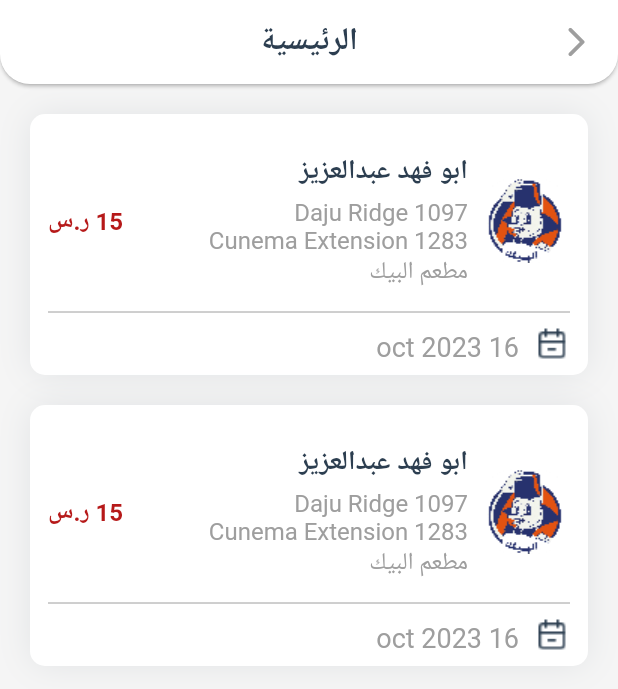
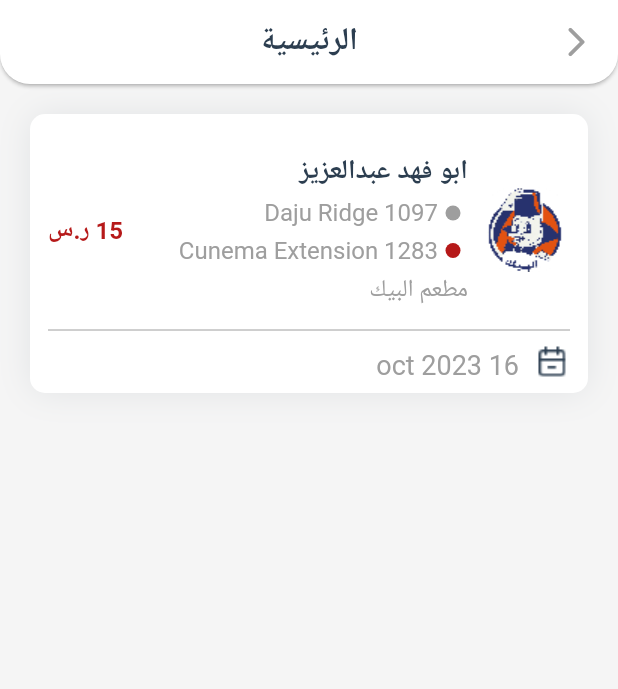
Before and after one commit to hudahammad55/Future_Express, a Flutter app: the OrdersScreen screen opened directly with empty values, on a phone screen of 412 x 824 dp. Shown: the top 689 px of the screen. Run offline on Flutter 3.47's test engine with Material 2 defaults, Android fonts, the light colour scheme and no system bars; our stand-ins replace flutter_native_splash, flutter_svg, go_router, google_fonts, otp_text_field; Roboto replaces fonts that are missing (Tajawal); statements that could not run were skipped.

Commit message:
Orders_Screen_Design

```diff
--- a/future-express-main/lib/orders/screens/orders_screen.dart
+++ b/future-express-main/lib/orders/screens/orders_screen.dart
@@ -49,16 +49,48 @@
                                         fontSize: 18,
                                         fontWeight: FontWeight.bold),
                                   ),
-                                  SizedBox(height: 5,),
+                                  SizedBox(
+                                    height: 5,
+                                  ),
+                                  Row(
+                                    children: [
+                                      Padding(
+                                        padding: EdgeInsets.all(5.0),
+                                        child: CircleAvatar(
+                                          radius: 5.0,
+                                          backgroundColor:Palette.greyColor,
+                                        ),
+                                      ),
                                       Text(
                                         "1097 Daju Ridge",
                                         style: TextStyle(
-                                        color: Palette.greyColor, fontSize: 16),
+                                            color: Palette.greyColor,
+                                            fontSize: 16),
+                                      ),
+                                    ],
+                                  ),
+                                  SizedBox(
+                                    height: 5,
+                                  ),
+                                  Row(
+                                    children: [
+                                      Padding(
+                                        padding: EdgeInsets.all(5.0),
+                                        child: CircleAvatar(
+                                          radius: 5.0,
+                                          backgroundColor:Palette.primaryColor,
+                                        ),
                                       ),
                                       Text(
                                         "1283 Cunema Extension",
                                         style: TextStyle(
-                                        color: Palette.greyColor, fontSize: 16),
+                                            color: Palette.greyColor,
+                                            fontSize: 16),
+                                      ),
+                                    ],
+                                  ),
+                                  SizedBox(
+                                    height: 5,
                                   ),
                                   Text(
                                     "مطعم البيك",
@@ -80,15 +112,16 @@
                       ],
                     ),
                     const Divider(),
-                    Row( mainAxisAlignment: MainAxisAlignment.start,
+                    Row(
+                      mainAxisAlignment: MainAxisAlignment.start,
                       children: [
-                        Image.asset("assets/images/date.png" ),
+                        Image.asset("assets/images/date.png"),
                         const Padding(
-                          padding:  EdgeInsets.fromLTRB(10.0, 5.0, 10.0, 0.0),
+                          padding: EdgeInsets.fromLTRB(10.0, 5.0, 10.0, 0.0),
                           child: Text(
                             "16 oct 2023",
-                            style:
-                                TextStyle(color: Palette.greyColor, fontSize: 18),
+                            style: TextStyle(
+                                color: Palette.greyColor, fontSize: 18),
                           ),
                         ),
                       ],
@@ -96,85 +129,6 @@
                   ],
                 ),
               ),
-              const SizedBox(
-                height: 20,
-              ),
-              ExpressCard(
-                padding: const EdgeInsets.only(
-                  top: 18,
-                  right: 12,
-                  left: 12,
-                  bottom: 8,
-                ),
-                child: Column(
-                  children: [
-                    Row(
-                      mainAxisAlignment: MainAxisAlignment.spaceBetween,
-                      children: [
-                        Row(
-                          mainAxisAlignment: MainAxisAlignment.start,
-                          children: [
-                            Image.asset('assets/images/icon.png'),
-                            const Padding(
-                              padding: EdgeInsets.all(8.0),
-                              child: Column(
-                                crossAxisAlignment: CrossAxisAlignment.start,
-                                children: [
-                                  Text(
-                                    "ابو فهد عبدالعزيز",
-                                    style: TextStyle(
-                                        color: Palette.blackColor,
-                                        fontSize: 18,
-                                        fontWeight: FontWeight.bold),
-                                  ),
-                                  SizedBox(height: 5,),
-                                  Text(
-                                    "1097 Daju Ridge",
-                                    style: TextStyle(
-                                        color: Palette.greyColor, fontSize: 16),
-                                  ),
-                                  Text(
-                                    "1283 Cunema Extension",
-                                    style: TextStyle(
-                                        color: Palette.greyColor, fontSize: 16),
-                                  ),
-                                  Text(
-                                    "مطعم البيك",
-                                    style: TextStyle(
-                                        color: Palette.greyColor, fontSize: 16),
-                                  ),
-                                ],
-                              ),
-                            ),
-                          ],
-                        ),
-                        const Text(
-                          "15 ر.س",
-                          style: TextStyle(
-                              color: Palette.primaryColor,
-                              fontSize: 16,
-                              fontWeight: FontWeight.bold),
-                        ),
-                      ],
-                    ),
-                    const Divider(),
-                    Row( mainAxisAlignment: MainAxisAlignment.start,
-                      children: [
-                        Image.asset("assets/images/date.png" ),
-                        const Padding(
-                          padding:  EdgeInsets.fromLTRB(10.0, 5.0, 10.0, 0.0),
-                          child: Text(
-                            "16 oct 2023",
-                            style:
-                                TextStyle(color: Palette.greyColor, fontSize: 18),
-                          ),
-                        ),
-                      ],
-                    )
-                  ],
-                ),
-              ),
-
             ],
           ),
         ));
```
Lines whose indentation alone changed are shown as unchanged.
